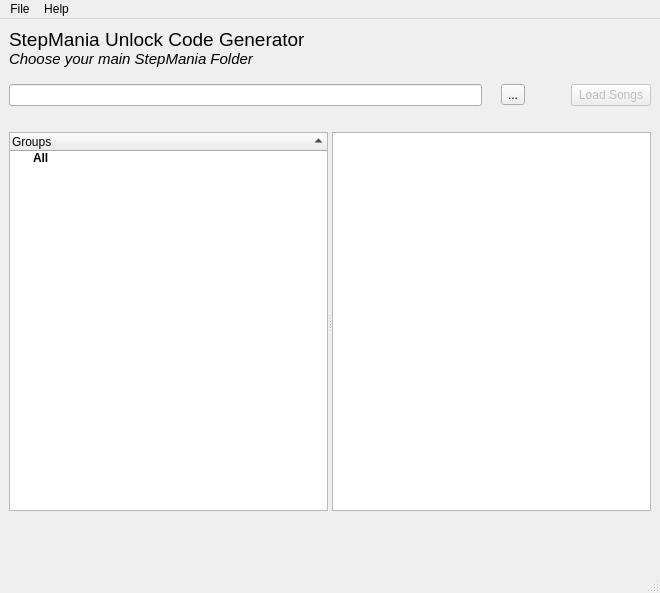
First picture: the form in ui/mainwindow.ui, repository Ryochan7/StepMania-Unlock-Code-Generator, before the edit.
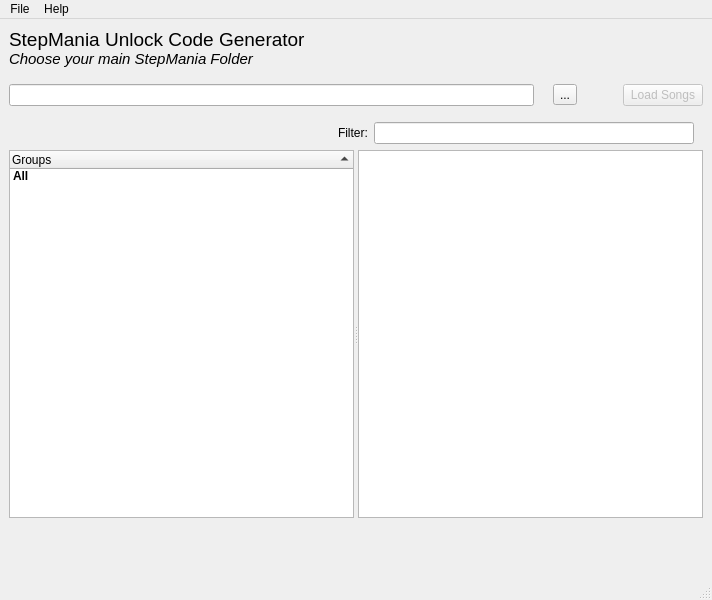
Second picture: the form after the edit. Custom widgets are drawn as their Qt base class.

What changed in the file:
```diff
--- a/ui/mainwindow.ui
+++ b/ui/mainwindow.ui
@@ -6,16 +6,22 @@
    <rect>
     <x>0</x>
     <y>0</y>
-    <width>660</width>
-    <height>593</height>
+    <width>712</width>
+    <height>600</height>
    </rect>
   </property>
+  <property name="minimumSize">
+   <size>
+    <width>712</width>
+    <height>600</height>
+   </size>
+  </property>
   <property name="windowTitle">
    <string>StepMania Unlock Code Generator</string>
   </property>
   <widget class="QWidget" name="centralwidget">
    <layout class="QGridLayout" name="gridLayout">
-    <item row="0" column="0">
+    <item row="0" column="0" colspan="3">
      <widget class="QLabel" name="label">
       <property name="sizePolicy">
        <sizepolicy hsizetype="Preferred" vsizetype="Fixed">
@@ -35,7 +41,7 @@
       </property>
      </widget>
     </item>
-    <item row="1" column="0">
+    <item row="1" column="2">
      <spacer name="verticalSpacer">
       <property name="orientation">
        <enum>Qt::Vertical</enum>
@@ -51,7 +57,7 @@
       </property>
      </spacer>
     </item>
-    <item row="2" column="0" colspan="2">
+    <item row="2" column="0" colspan="3">
      <layout class="QHBoxLayout" name="horizontalLayout">
       <item>
        <widget class="QLineEdit" name="lineEdit">
@@ -111,23 +117,59 @@
       </item>
      </layout>
     </item>
-    <item row="3" column="0">
-     <spacer name="verticalSpacer_2">
-      <property name="orientation">
-       <enum>Qt::Vertical</enum>
+    <item row="4" column="0" colspan="3">
+     <widget class="QFrame" name="filterFrame">
+      <property name="enabled">
+       <bool>true</bool>
       </property>
-      <property name="sizeType">
-       <enum>QSizePolicy::Minimum</enum>
+      <property name="frameShape">
+       <enum>QFrame::NoFrame</enum>
       </property>
-      <property name="sizeHint" stdset="0">
-       <size>
-        <width>20</width>
-        <height>20</height>
-       </size>
+      <property name="frameShadow">
+       <enum>QFrame::Raised</enum>
       </property>
-     </spacer>
+      <layout class="QGridLayout" name="gridLayout_2">
+       <property name="topMargin">
+        <number>0</number>
+       </property>
+       <property name="bottomMargin">
+        <number>0</number>
+       </property>
+       <item row="0" column="0">
+        <layout class="QHBoxLayout" name="horizontalLayout_3">
+         <item>
+          <spacer name="horizontalSpacer_3">
+           <property name="orientation">
+            <enum>Qt::Horizontal</enum>
+           </property>
+           <property name="sizeHint" stdset="0">
+            <size>
+             <width>40</width>
+             <height>20</height>
+            </size>
+           </property>
+          </spacer>
+         </item>
+         <item>
+          <widget class="QLabel" name="filterLabel">
+           <property name="text">
+            <string>Filter:</string>
+           </property>
+          </widget>
+         </item>
+         <item>
+          <widget class="QLineEdit" name="lineEdit_2">
+           <property name="enabled">
+            <bool>true</bool>
+           </property>
+          </widget>
+         </item>
+        </layout>
+       </item>
+      </layout>
+     </widget>
     </item>
-    <item row="4" column="0" colspan="2">
+    <item row="5" column="0" colspan="3">
      <widget class="QSplitter" name="splitter">
       <property name="sizePolicy">
        <sizepolicy hsizetype="Expanding" vsizetype="Expanding">
@@ -142,6 +184,9 @@
        <property name="alternatingRowColors">
         <bool>true</bool>
        </property>
+       <property name="rootIsDecorated">
+        <bool>false</bool>
+       </property>
        <property name="sortingEnabled">
         <bool>true</bool>
        </property>
@@ -169,6 +214,12 @@
        <property name="editTriggers">
         <set>QAbstractItemView::NoEditTriggers</set>
        </property>
+       <property name="alternatingRowColors">
+        <bool>true</bool>
+       </property>
+       <property name="rootIsDecorated">
+        <bool>false</bool>
+       </property>
        <property name="sortingEnabled">
         <bool>true</bool>
        </property>
@@ -178,7 +229,7 @@
       </widget>
      </widget>
     </item>
-    <item row="5" column="0" colspan="2">
+    <item row="6" column="0" colspan="3">
      <widget class="QFrame" name="songOptionsFrame">
       <layout class="QHBoxLayout" name="horizontalLayout_2">
        <item>
@@ -219,7 +270,7 @@
       </layout>
      </widget>
     </item>
-    <item row="6" column="1">
+    <item row="7" column="1">
      <spacer name="verticalSpacer_7">
       <property name="orientation">
        <enum>Qt::Vertical</enum>
@@ -235,6 +286,22 @@
       </property>
      </spacer>
     </item>
+    <item row="3" column="0">
+     <spacer name="verticalSpacer_2">
+      <property name="orientation">
+       <enum>Qt::Vertical</enum>
+      </property>
+      <property name="sizeType">
+       <enum>QSizePolicy::Minimum</enum>
+      </property>
+      <property name="sizeHint" stdset="0">
+       <size>
+        <width>20</width>
+        <height>10</height>
+       </size>
+      </property>
+     </spacer>
+    </item>
    </layout>
   </widget>
   <widget class="QMenuBar" name="menubar">
@@ -242,7 +309,7 @@
     <rect>
      <x>0</x>
      <y>0</y>
-     <width>660</width>
+     <width>712</width>
      <height>25</height>
     </rect>
    </property>
```
